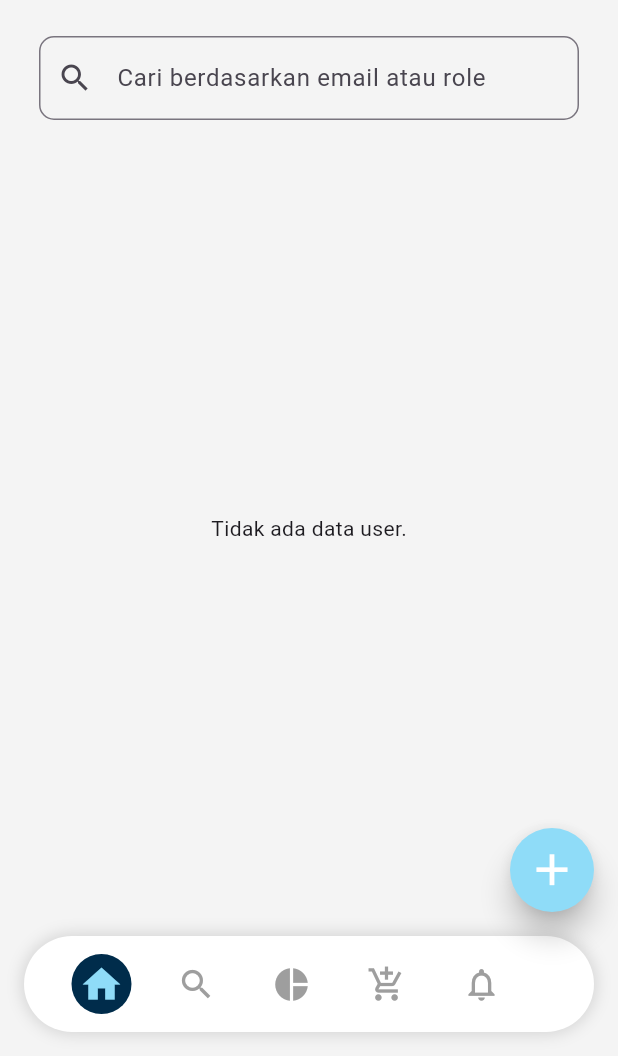
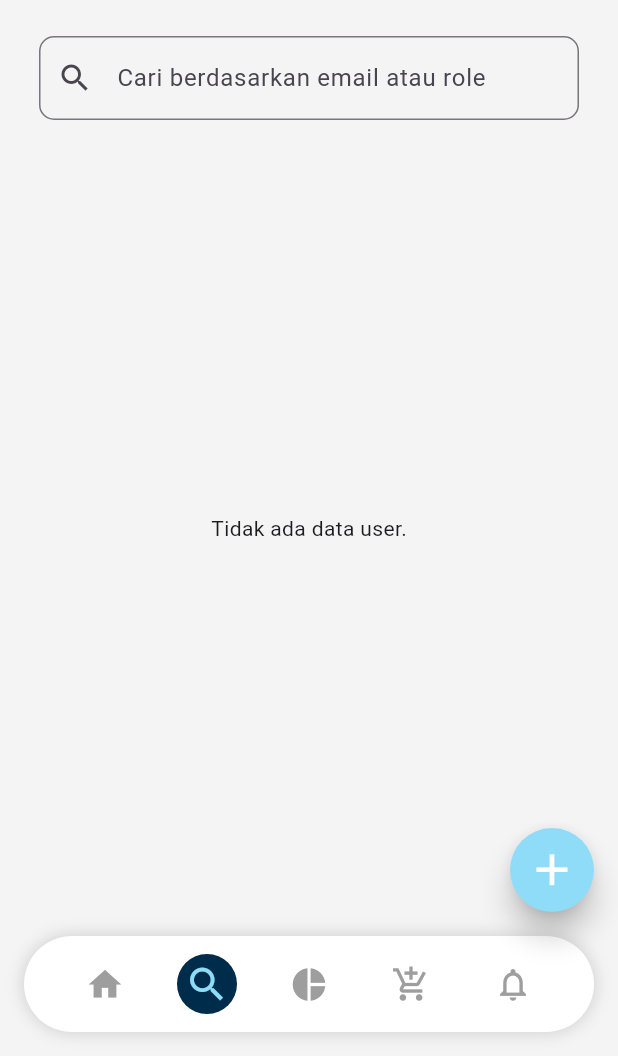
Before and after one commit to riofach/YStore, a Flutter app: the ManageRoleScreen screen opened directly with empty values, on a phone screen of 412 x 824 dp, the part 180-1236 px from its top. Run offline on Flutter 3.47's test engine with Material 3 defaults, Android fonts, the light colour scheme and no system bars; our stand-ins replace another_flutter_splash_screen, cloud_firestore, dropdown_button2, firebase_auth, firebase_core, fl_chart and 5 more; missing offline and left inert: bcrypt; accounts and stored records are empty.

Commit message:
Memperbaiki bottomNavigation

```diff
--- a/lib/widgets/bottom_navigation.dart
+++ b/lib/widgets/bottom_navigation.dart
@@ -1,24 +1,21 @@
 import 'package:flutter/material.dart';
 import 'package:ystore/config/app_color.dart';
-import 'package:ystore/screens/dashboard_screen.dart';
-import 'package:ystore/screens/manage_product.dart';
-import 'package:ystore/screens/manage_sales.dart';
-import 'package:ystore/screens/manage_purchases.dart';
-import 'package:ystore/screens/notifications_screen.dart';
-import 'package:ystore/screens/manage_role.dart';
+
 
 class CustomBottomNavigation extends StatelessWidget {
+  final String role;
   final int currentIndex;
-  final String role;
-  final ValueChanged<int> onTap;
+  final Function(int) onTap;
 
-  CustomBottomNavigation({
+  const CustomBottomNavigation({
     Key? key,
+    required this.role,
     required this.currentIndex,
     required this.onTap,
-    required this.role,
   }) : super(key: key);
 
+  @override
+  Widget build(BuildContext context) {
     final List<IconData> icons = [
       Icons.home,
       Icons.search,
@@ -28,26 +25,11 @@ class CustomBottomNavigation extends StatelessWidget {
       Icons.person,
     ];
 
-  // Menambahkan routes yang sesuai dengan icons
-  Map<int, WidgetBuilder> _routes(BuildContext context) {
-    return {
-      0: (context) => DashboardScreen(role: role),
-      1: (context) => ManageProductScreen(role: role),
-      2: (context) => ManageSalesScreen(),
-      3: (context) => ManagePurchasesScreen(),
-      4: (context) => NotificationsScreen(),
-      if (role == 'superAdmin') 5: (context) => ManageRoleScreen(role: role),
-    };
-  }
-
-  @override
-  Widget build(BuildContext context) {
     return Container(
       width: 361,
       height: 64,
-      margin: EdgeInsets.only(
-          left: 16, bottom: 16, right: 16), // Tambahkan margin kanan
-      padding: EdgeInsets.symmetric(horizontal: 20, vertical: 10),
+      margin: const EdgeInsets.only(left: 16, bottom: 16, right: 16),
+      padding: const EdgeInsets.symmetric(horizontal: 20, vertical: 10),
       decoration: BoxDecoration(
         color: Colors.white,
         borderRadius: BorderRadius.circular(50),
@@ -61,24 +43,13 @@ class CustomBottomNavigation extends StatelessWidget {
       ),
       child: Row(
         mainAxisAlignment: MainAxisAlignment.spaceAround,
-        children: List.generate(icons.length, (index) {
-          final WidgetBuilder? routeBuilder = _routes(context)[index];
-          if (routeBuilder == null) {
-            return SizedBox
-                .shrink(); // Jangan tampilkan icon jika route tidak ada
-          }
+        children: List.generate(
+          role == 'superAdmin' ? icons.length : icons.length - 1,
+          (index) {
             return GestureDetector(
-            onTap: () {
-              if (_routes(context).containsKey(index)) {
-                Navigator.pushAndRemoveUntil(
-                  context,
-                  MaterialPageRoute(builder: _routes(context)[index]!),
-                  (route) => false,
-                );
-              }
-              onTap(index);
-            },
-            child: Container(
+              onTap: () => onTap(index),
+              child: AnimatedContainer(
+                duration: const Duration(milliseconds: 200),
                 width: 40,
                 height: 40,
                 decoration: BoxDecoration(
@@ -87,14 +58,19 @@ class CustomBottomNavigation extends StatelessWidget {
                       : Colors.transparent,
                   shape: BoxShape.circle,
                 ),
+                child: Center(
                   child: Icon(
                     icons[index],
-                color: currentIndex == index ? AppColor.secondary : Colors.grey,
+                    color: currentIndex == index
+                        ? AppColor.secondary
+                        : Colors.grey,
                     size: currentIndex == index ? 30 : 26,
                   ),
                 ),
+              ),
             );
-        }),
+          },
+        ),
       ),
     );
   }
```
Also changed, not shown: lib/screens/manage_product.dart (+44 -85 lines), lib/screens/manage_role.dart (+19 -26 lines), 4 other files. Lines whose indentation alone changed are shown as unchanged.
